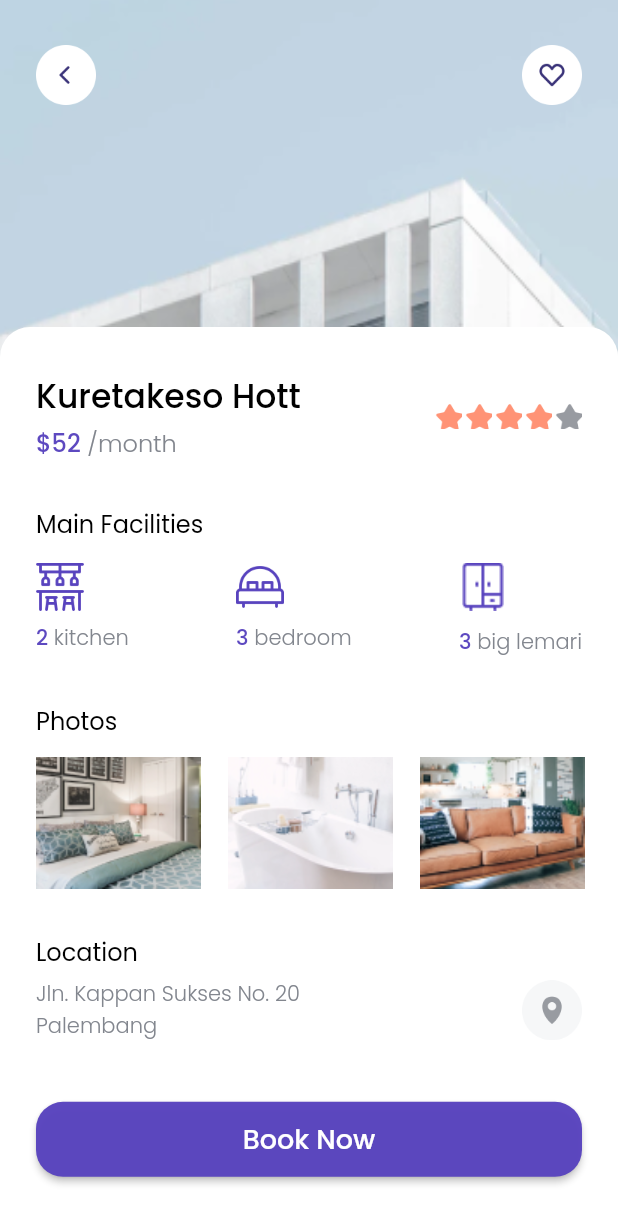
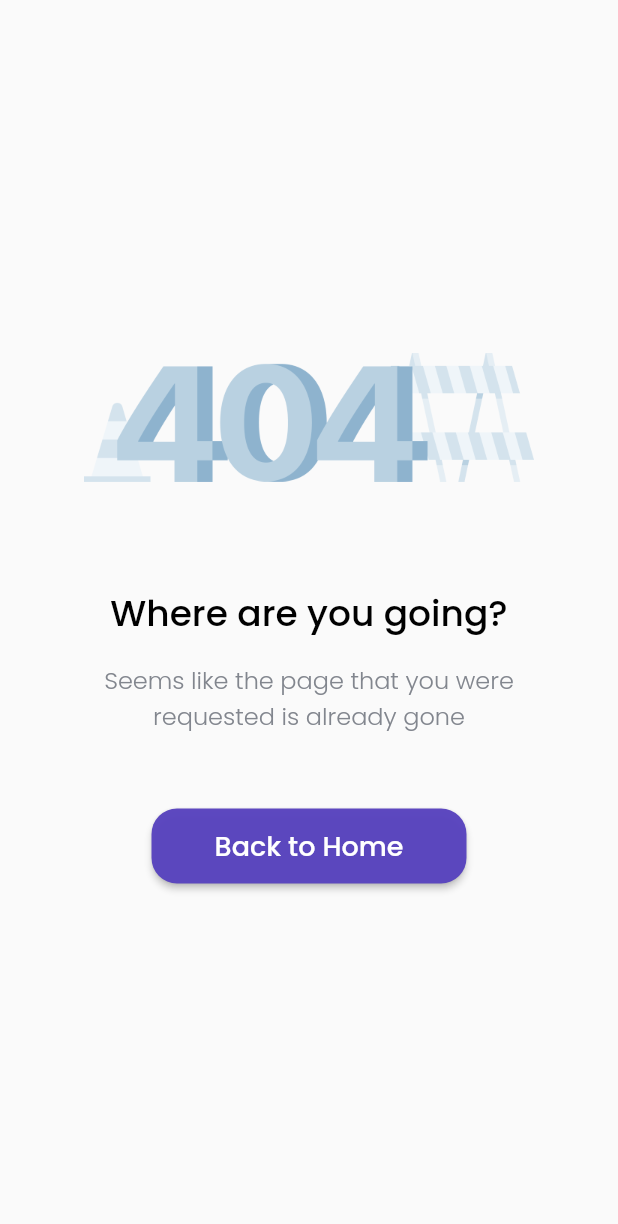
Before and after one commit to ferhatmuhamad/cozy_app, a Flutter app: the DetailPage screen opened directly, scrolled down 110 dp, after a tap on "Book Now", on a phone screen of 412 x 824 dp. Shown: the top 1224 px of the screen. Run offline on Flutter 3.47's test engine with Material 2 defaults, Android fonts, the phone set to English and light mode, and no system bars; our stand-ins replace google_fonts.

Commit message:
💄 Update UI

```diff
--- a/lib/pages/detail_page.dart
+++ b/lib/pages/detail_page.dart
@@ -1,12 +1,28 @@
+import 'package:cozy_app/pages/error_page.dart';
 import 'package:cozy_app/theme.dart';
 import 'package:cozy_app/widgets/facility_item.dart';
 import 'package:flutter/material.dart';
+import 'package:url_launcher/url_launcher.dart';
 
 class DetailPage extends StatelessWidget {
   const DetailPage({Key? key}) : super(key: key);
 
   @override
   Widget build(BuildContext context) {
+    launchUrl(String url) async {
+      if (await canLaunch(url)) {
+        launch(url);
+      } else {
+        // throw (url);
+        Navigator.push(
+          context,
+          MaterialPageRoute(
+            builder: (context) => ErrorPage(),
+          ),
+        );
+      }
+    }
+
     return Scaffold(
       backgroundColor: whiteColor,
       body: SafeArea(
@@ -236,9 +252,17 @@ class DetailPage extends StatelessWidget {
                               'Jln. Kappan Sukses No. 20\nPalembang',
                               style: greyTextStyle,
                             ),
-                            Image.asset(
-                              'assets/icons/icon_maps.png',
-                              width: 40,
+                            InkWell(
+                              onTap: () {
+                                // launchUrl(
+                                //   'https://goo.gl/maps/yyaAfc8Q4hLB9FoZ8',
+                                // );
+                                launchUrl('dnsak');
+                              },
+                              child: Image.asset(
+                                'assets/icons/icon_maps.png',
+                                width: 40,
+                              ),
                             )
                           ],
                         ),
@@ -253,7 +277,9 @@ class DetailPage extends StatelessWidget {
                         height: 50,
                         width: MediaQuery.of(context).size.width - (2 * edge),
                         child: RaisedButton(
-                          onPressed: () {},
+                          onPressed: () {
+                            launchUrl('tel://+6282143087926');
+                          },
                           color: purpleColor,
                           shape: RoundedRectangleBorder(
                             borderRadius: BorderRadius.circular(18),
--- /dev/null
+++ b/lib/pages/error_page.dart
@@ -0,0 +1,73 @@
+import 'package:cozy_app/pages/home_page.dart';
+import 'package:cozy_app/theme.dart';
+import 'package:flutter/material.dart';
+
+class ErrorPage extends StatelessWidget {
+  const ErrorPage({Key? key}) : super(key: key);
+
+  @override
+  Widget build(BuildContext context) {
+    return Scaffold(
+      body: SafeArea(
+        bottom: false,
+        child: Center(
+          child: Column(
+            mainAxisAlignment: MainAxisAlignment.center,
+            children: [
+              Image.asset(
+                'assets/images/404images.png',
+                width: 300,
+              ),
+              SizedBox(
+                height: 70,
+              ),
+              Text(
+                'Where are you going?',
+                style: blackTextStyle.copyWith(
+                  fontSize: 24,
+                ),
+              ),
+              SizedBox(
+                height: 14,
+              ),
+              Text(
+                'Seems like the page that you were\nrequested is already gone',
+                style: greyTextStyle.copyWith(
+                  fontSize: 16,
+                  fontWeight: FontWeight.w300,
+                ),
+                textAlign: TextAlign.center,
+              ),
+              SizedBox(
+                height: 50,
+              ),
+              Container(
+                width: 210,
+                height: 50,
+                child: RaisedButton(
+                  color: purpleColor,
+                  shape: RoundedRectangleBorder(
+                    borderRadius: BorderRadius.circular(17),
+                  ),
+                  child: Text(
+                    'Back to Home',
+                    style: whiteTextStyle.copyWith(fontSize: 18),
+                  ),
+                  onPressed: () {
+                    Navigator.pushAndRemoveUntil(
+                      context,
+                      MaterialPageRoute(
+                        builder: (context) => HomePage(),
+                      ),
+                      (route) => false,
+                    );
+                  },
+                ),
+              )
+            ],
+          ),
+        ),
+      ),
+    );
+  }
+}
```
Also changed, not shown: lib/models/space.dart (+14 -0 lines).
